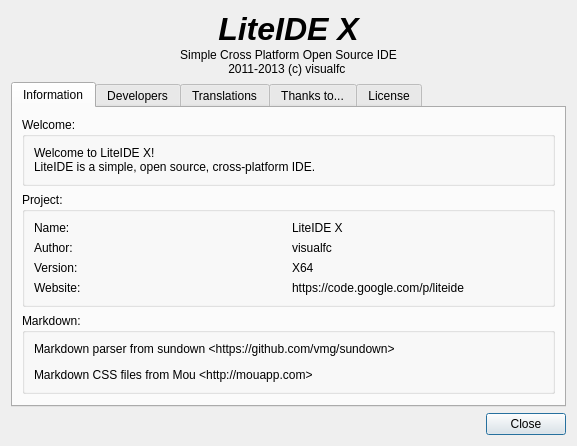
First picture: the form in liteidex/src/liteapp/aboutdialog.ui, repository visualfc/liteide, before the edit.
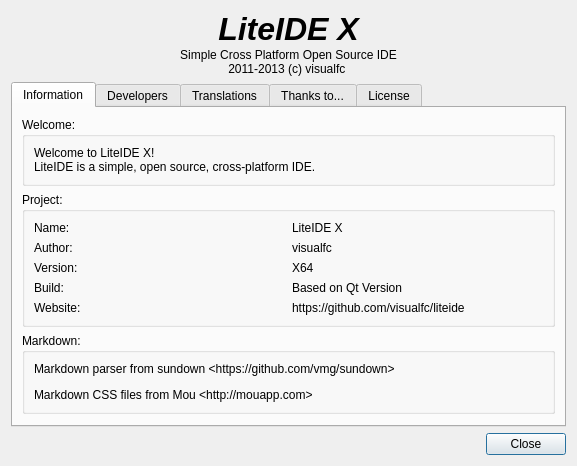
Second picture: the form after the edit. Icons and pictures are not drawn.

Patch:
```diff
--- a/liteidex/src/liteapp/aboutdialog.ui
+++ b/liteidex/src/liteapp/aboutdialog.ui
@@ -7,7 +7,7 @@
     <x>0</x>
     <y>0</y>
     <width>577</width>
-    <height>423</height>
+    <height>441</height>
    </rect>
   </property>
   <property name="sizePolicy">
@@ -221,17 +221,31 @@
             </property>
            </widget>
           </item>
-          <item row="3" column="0">
+          <item row="4" column="0">
            <widget class="QLabel" name="label_17">
             <property name="text">
              <string>Website:</string>
             </property>
            </widget>
           </item>
-          <item row="3" column="1">
+          <item row="4" column="1">
            <widget class="QLabel" name="label_18">
             <property name="text">
-             <string notr="true">https://code.google.com/p/liteide</string>
+             <string notr="true">https://github.com/visualfc/liteide</string>
+            </property>
+           </widget>
+          </item>
+          <item row="3" column="0">
+           <widget class="QLabel" name="label_39">
+            <property name="text">
+             <string>Build:</string>
+            </property>
+           </widget>
+          </item>
+          <item row="3" column="1">
+           <widget class="QLabel" name="qtVerLabel">
+            <property name="text">
+             <string>Based on Qt Version</string>
             </property>
            </widget>
           </item>
```
Left out of the diff: 2 changed lines with no effect on the pictures.
